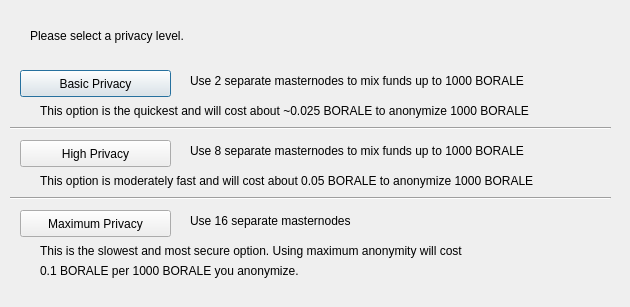
This is src/qt/forms/darksendconfig.ui in tonyzenwinski/BoraCoin as Qt 5 draws it before an edit. The edited form follows.
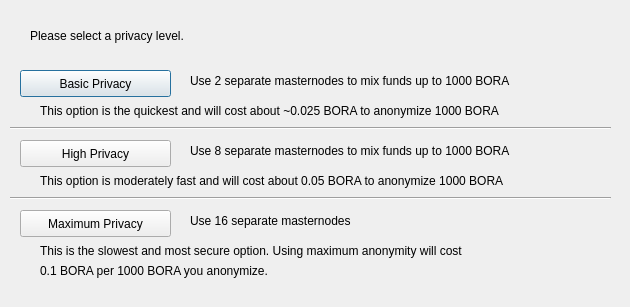
This is the edited form.

Patch:
```diff
--- a/src/qt/forms/darksendconfig.ui
+++ b/src/qt/forms/darksendconfig.ui
@@ -75,7 +75,7 @@
     </rect>
    </property>
    <property name="text">
-    <string>Use 2 separate masternodes to mix funds up to 1000 BORALE</string>
+    <string>Use 2 separate masternodes to mix funds up to 1000 BORA</string>
    </property>
   </widget>
   <widget class="QLabel" name="label_3">
@@ -88,7 +88,7 @@
     </rect>
    </property>
    <property name="text">
-    <string>Use 8 separate masternodes to mix funds up to 1000 BORALE</string>
+    <string>Use 8 separate masternodes to mix funds up to 1000 BORA</string>
    </property>
   </widget>
   <widget class="QLabel" name="label_4">
@@ -114,7 +114,7 @@
     </rect>
    </property>
    <property name="text">
-    <string>This option is the quickest and will cost about ~0.025 BORALE to anonymize 1000 BORALE</string>
+    <string>This option is the quickest and will cost about ~0.025 BORA to anonymize 1000 BORA</string>
    </property>
   </widget>
   <widget class="QLabel" name="label_7">
@@ -127,7 +127,7 @@
     </rect>
    </property>
    <property name="text">
-    <string>This option is moderately fast and will cost about 0.05 BORALE to anonymize 1000 BORALE</string>
+    <string>This option is moderately fast and will cost about 0.05 BORA to anonymize 1000 BORA</string>
    </property>
   </widget>
   <widget class="QLabel" name="label_8">
@@ -153,7 +153,7 @@
     </rect>
    </property>
    <property name="text">
-    <string>0.1 BORALE per 1000 BORALE you anonymize.</string>
+    <string>0.1 BORA per 1000 BORA you anonymize.</string>
    </property>
   </widget>
   <widget class="Line" name="line">
```
